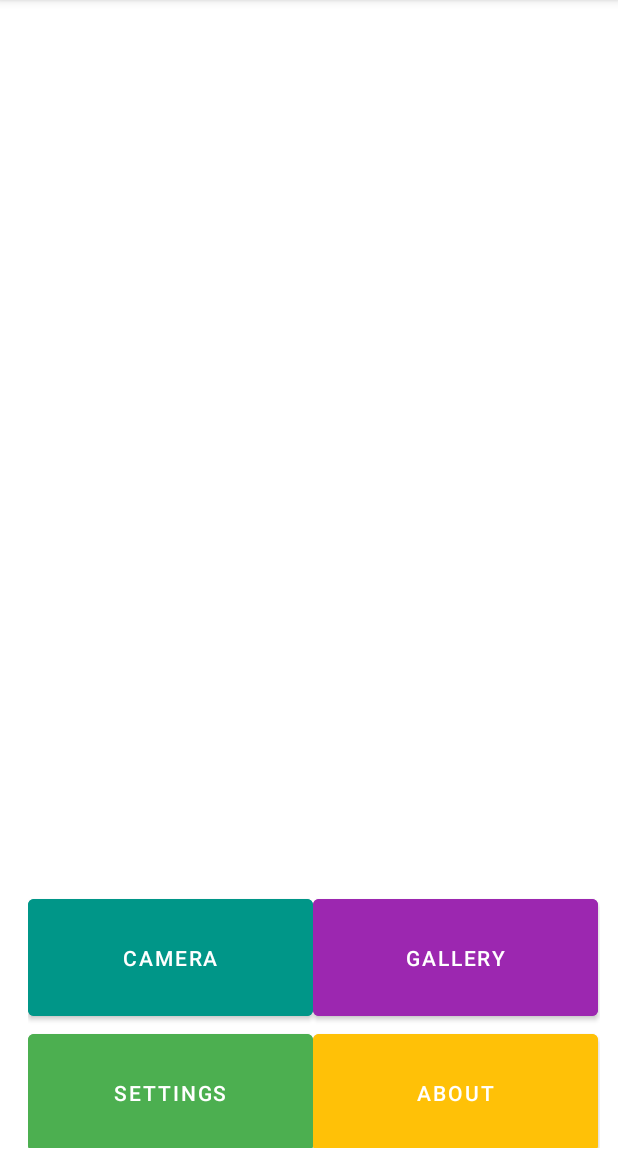
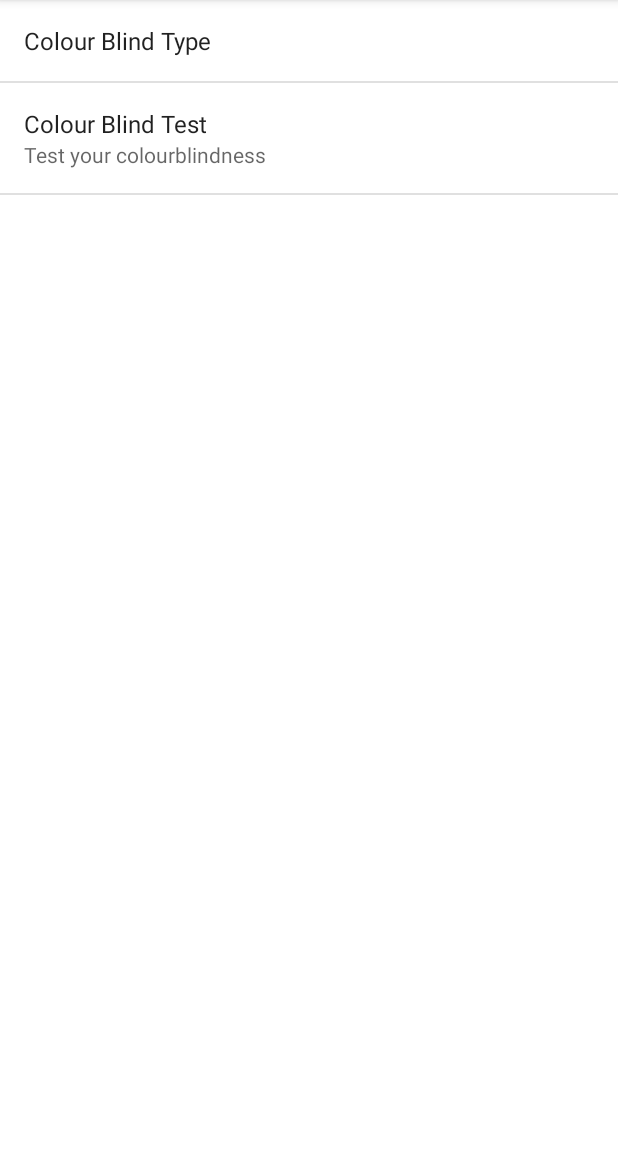
Before and after one commit to weshowe/HackTheHill2023, an Android app: the screen it shows after launch (MainActivity before the commit, SettingsActivity after it), after a tap on "SETTINGS", on a phone screen of 412 x 824 dp, the part 84-1236 px from its top. Run offline under Robolectric (Android 15) with nearby library versions, the phone set to English and light mode, and no system bars; our stand-ins replace androidx.preference.

Commit message:
Skeleton classes for skeleton and colour blind test

```diff
--- a/HueHunter/app/build.gradle
+++ b/HueHunter/app/build.gradle
@@ -33,6 +33,7 @@ dependencies {
     implementation 'androidx.constraintlayout:constraintlayout:2.1.4'
     implementation 'androidx.gridlayout:gridlayout:1.0.0'
     implementation 'com.squareup.retrofit2:converter-jackson:2.7.2'
+    implementation 'androidx.preference:preference:1.2.0'
     testImplementation 'junit:junit:4.13.2'
     androidTestImplementation 'androidx.test.ext:junit:1.1.5'
     androidTestImplementation 'androidx.test.espresso:espresso-core:3.5.1'
--- a/HueHunter/app/src/main/java/com/example/huehunter/MainActivity.java
+++ b/HueHunter/app/src/main/java/com/example/huehunter/MainActivity.java
@@ -47,6 +47,8 @@ public class MainActivity extends AppCompatActivity {
     public void openAbout(View view) {}
 
     public void openSettings(View view) {
+        Intent intent = new Intent(this, SettingsActivity.class);
+        startActivity(intent);
     }
 
     public void cameraClick(View view){
--- /dev/null
+++ b/HueHunter/app/src/main/java/com/example/huehunter/SettingsActivity.java
@@ -0,0 +1,19 @@
+package com.example.huehunter;
+
+import androidx.appcompat.app.AppCompatActivity;
+
+import android.app.Fragment;
+import android.os.Bundle;
+import android.preference.PreferenceFragment;
+
+public class SettingsActivity extends AppCompatActivity {
+
+    @Override
+    protected void onCreate(Bundle savedInstanceState) {
+        super.onCreate(savedInstanceState);
+        if (getFragmentManager().findFragmentById(android.R.id.content) == null) {
+            getFragmentManager().beginTransaction().add(android.R.id.content, new SettingsFragment(), null).commit();
+        }
+    }
+
+}
--- /dev/null
+++ b/HueHunter/app/src/main/java/com/example/huehunter/SettingsFragment.java
@@ -0,0 +1,15 @@
+package com.example.huehunter;
+
+import android.os.Bundle;
+import android.preference.PreferenceFragment;
+
+import androidx.preference.PreferenceFragmentCompat;
+
+public class SettingsFragment extends PreferenceFragment {
+
+    @Override
+    public void onCreate(Bundle savedInstanceState) {
+        super.onCreate(savedInstanceState);
+        addPreferencesFromResource(R.xml.preferences);
+    }
+}
--- /dev/null
+++ b/HueHunter/app/src/main/res/values/colour_blind_types.xml
@@ -0,0 +1,15 @@
+<?xml version="1.0" encoding="utf-8"?>
+<resources>
+    <string-array name="settings_colour_blind_types_titles">
+        <item>Red-Green</item>
+        <item>Blue-Yellow</item>
+        <item>Monochromacy</item>
+        <item>Normal Colour Vision</item>
+    </string-array>
+    <string-array name="settings_colour_blind_types_values">
+        <item>1</item>
+        <item>2</item>
+        <item>3</item>
+        <item>0</item>
+    </string-array>
+</resources>
--- /dev/null
+++ b/HueHunter/app/src/main/res/xml/preferences.xml
@@ -0,0 +1,18 @@
+<?xml version="1.0" encoding="utf-8"?>
+<PreferenceScreen xmlns:android="http://schemas.android.com/apk/res/android">
+    <ListPreference
+        android:dialogTitle="Select colour blindness type"
+        android:defaultValue="0"
+        android:entries="@array/settings_colour_blind_types_titles"
+        android:entryValues="@array/settings_colour_blind_types_values"
+        android:key="list_preference_1"
+        android:title="Colour Blind Type" />
+    <Preference
+        android:summary="Test your colourblindness"
+        android:title="Colour Blind Test">
+        <intent
+            android:action="com.example.huehunter.SETTING_START_ACTIVITY"
+            android:targetClass="com.example.huehunter.TestActivity"
+            android:targetPackage="com.example.huehunter"/>
+    </Preference>
+</PreferenceScreen>
```
Also changed, not shown: HueHunter/app/src/main/AndroidManifest.xml (+14 -7 lines), HueHunter/app/src/main/java/com/example/huehunter/TestActivity.java (added, +14 -0 lines), HueHunter/app/src/main/res/layout/activity_test.xml (added, +9 -0 lines), HueHunter/app/src/main/res/values/strings.xml (+14 -0 lines).
